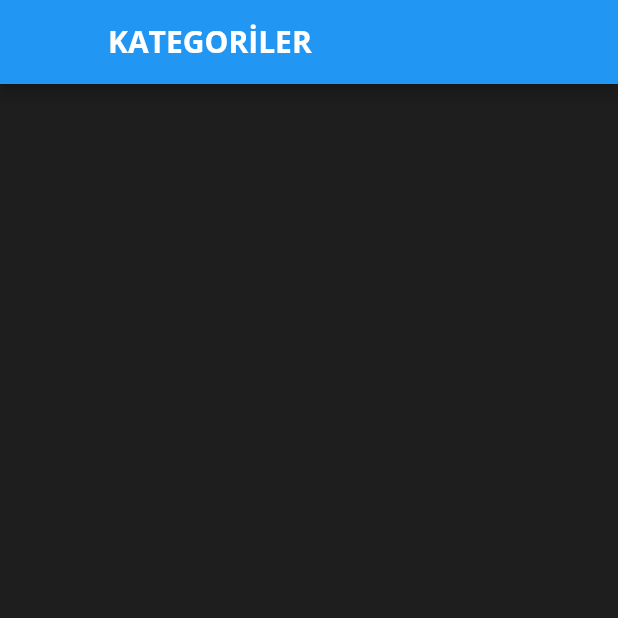
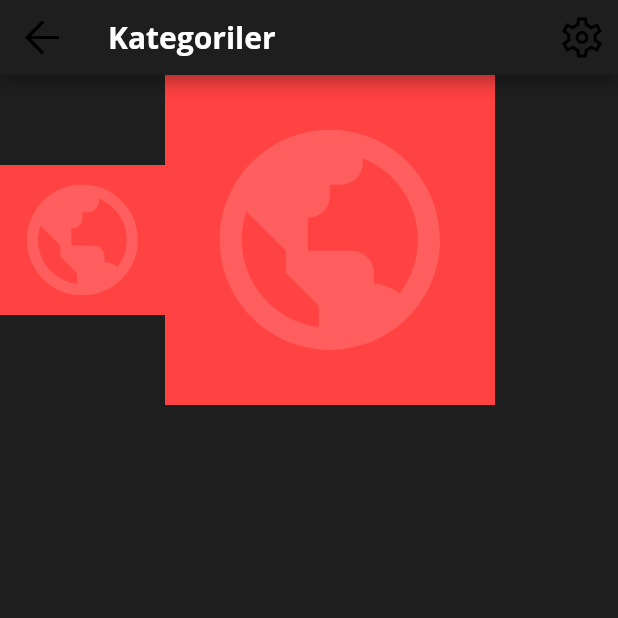
Before and after one commit to Kubilaypeker/habertakip, a Flutter app: the screen it shows after launch, on a phone screen of 412 x 824 dp, the top half of it. Run offline on Flutter 3.47's test engine with Material 2 defaults, Android fonts, the light colour scheme and no system bars; our stand-ins replace flutter_svg.

Commit message:
--Update Designed Category Screen

```diff
--- a/lib/screens/CategoryScreen.dart
+++ b/lib/screens/CategoryScreen.dart
@@ -1,27 +1,84 @@
+import 'package:flutter/cupertino.dart';
 import 'package:flutter/material.dart';
 import 'package:flutter_svg/flutter_svg.dart';
 
 class CategoryScreen extends StatelessWidget {
+  final Widget arrowBackSvg = SvgPicture.asset("assets/svgfiles/arrowback.svg");
+  final Widget settingsSvg = SvgPicture.asset("assets/svgfiles/settings.svg");
+  final Widget politicsSvg = SvgPicture.asset("assets/svgfiles/Vector.svg");
+  final Widget medicineSvg = SvgPicture.asset("assets/svgfiles/Medicine.svg");
+  final Widget magazineSvg = SvgPicture.asset("assets/svgfiles/magazine.svg");
+  final Widget sportsSvg = SvgPicture.asset("assets/svgfiles/sports.svg");
+  final Widget earthSvg = SvgPicture.asset("assets/svgfiles/EarthSvg.svg");
 
+  void myFunc() {
+    print("Hello World");
+  }
   @override
 
   Widget build(BuildContext context) {
 
     return Scaffold(
       appBar: AppBar(
-        leading: Container(),
-        title: const Text("KATEGORİLER",
+        toolbarHeight: 50,
+        backgroundColor: const Color(0xff1E1E1E),
+        leading: IconButton(
+
+
+          icon: arrowBackSvg,
+          onPressed: myFunc,
+        ),
+
+        title: Container(
+          child: const Text("Kategoriler",
           style: TextStyle(
             color: Colors.white,
             fontFamily: "Allerta",
             fontSize: 20,
           ),
         ),
+        ),
+        actions: [
+          IconButton(
+            onPressed: myFunc,
+            icon: settingsSvg,
+            color: Colors.white,
+        )
+        ],
+      ),
+      body: ListView(children: <Widget>[
+        Row(
 
+          children: [ Container(
+            padding: const EdgeInsets.only(left: 10, right: 10),
 
+          child: SizedBox(
+            child: IconButton(
+              icon: earthSvg,
+              onPressed: myFunc,),
+            height: 100,
+            width: 90,
+
+        ),
+        color: const Color(0xffFF4242),
+        ),
+          Container(
+            padding: const EdgeInsets.only(left: 10, right: 10),
+
+            child: SizedBox(
+              child: IconButton(
+                icon: earthSvg,
+              onPressed: myFunc,),
+              height: 220,
+              width: 200,
+
+            ),
+            color: const Color(0xffFF4242),
+          ),
+        ],
+        ),
+      ],
       ),
-
-
     );
   }
 }
```
Also changed, not shown: pubspec.yaml (+7 -0 lines), assets/svgfiles/BackButton.svg (added), assets/svgfiles/EarthSvg.svg (added), assets/svgfiles/Medicine.svg (added), assets/svgfiles/Vector.svg (added), assets/svgfiles/arrowback.svg (added), assets/svgfiles/magazine.svg (added), assets/svgfiles/settings.svg (added), assets/svgfiles/sports.svg (added), 2 other files.
